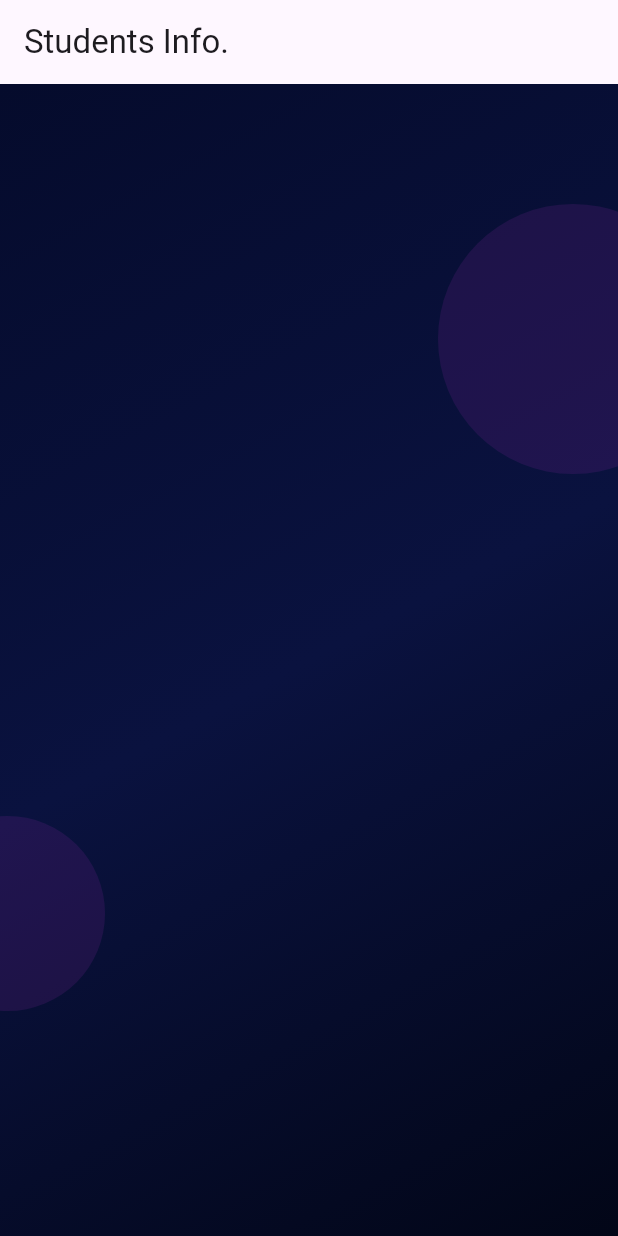
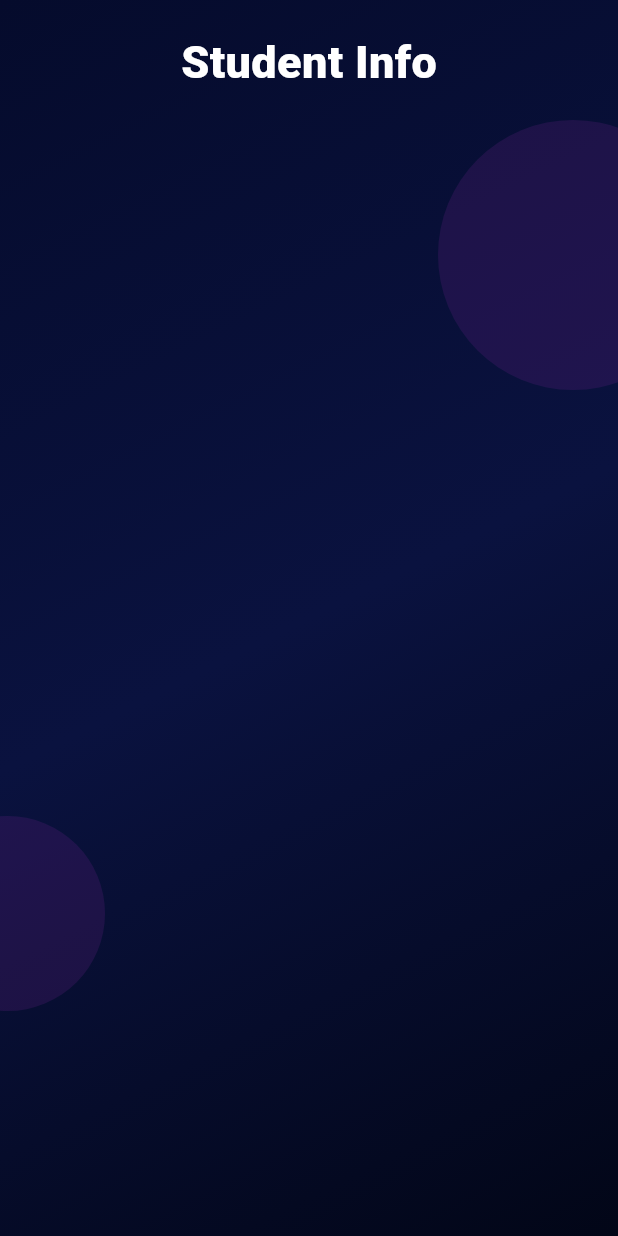
Before and after one commit to rokayaraka/module26-assignment, a Flutter app: the HomeScreen screen opened directly, on a phone screen of 412 x 824 dp. Run offline on Flutter 3.47's test engine with Material 3 defaults, Android fonts, the phone set to English and light mode, and no system bars; our stand-ins replace cloud_firestore, firebase_auth, firebase_core; accounts and stored records are empty.

Commit message:
student Info Shows

```diff
--- a/lib/presentation/screens/home_screen.dart
+++ b/lib/presentation/screens/home_screen.dart
@@ -1,6 +1,8 @@
 import 'package:flutter/material.dart';
+import 'package:cloud_firestore/cloud_firestore.dart';
 import 'package:module26assignment/presentation/widget/app_background_container.dart';
 import 'package:module26assignment/presentation/widget/circle_widget.dart';
+import 'package:module26assignment/presentation/widget/glass_card.dart';
 
 class HomeScreen extends StatefulWidget {
   const HomeScreen({super.key});
@@ -10,21 +12,77 @@ class HomeScreen extends StatefulWidget {
 }
 
 class _HomeScreenState extends State<HomeScreen> {
-final String _studentCollectionName = 'students';
+  final String _studentCollectionName = 'students';
 
   @override
   Widget build(BuildContext context) {
-    return Scaffold(
-      appBar: AppBar(
-        title: Text('Students Info.'),
-
-      ),
-      body: AppBackgroundContainer(
-        child: Stack(
-          children: [
+    return SafeArea(
+      child: Scaffold(
+        extendBodyBehindAppBar: true,
+        body: AppBackgroundContainer(
+          child: Stack(
+            children: [
               Positioned(top: 80, right: -60, child: circleWidget(180)),
               Positioned(bottom: 150, left: -60, child: circleWidget(130)),
-          ],
+              Padding(
+                padding: const EdgeInsets.symmetric(
+                  horizontal: 16,
+                  vertical: 12,
+                ),
+                child: Column(
+                  crossAxisAlignment: CrossAxisAlignment.center,
+                  children: [
+                    const SizedBox(height: 8),
+                    const Text(
+                      'Student Info',
+                      style: TextStyle(
+                        color: Colors.white,
+                        fontSize: 30,
+                        fontWeight: FontWeight.w800,
+                      ),
+                    ),
+
+                    const SizedBox(height: 20),
+                    Expanded(
+                      child: StreamBuilder<QuerySnapshot<Map<String, dynamic>>>(
+                        stream: FirebaseFirestore.instance
+                            .collection(_studentCollectionName)
+                            .snapshots(),
+                        builder: (context, snapshot) {
+                          if (snapshot.connectionState ==
+                              ConnectionState.waiting) {
+                            return const Center(
+                              child: CircularProgressIndicator(
+                                color: Colors.white,
+                              ),
+                            );
+                          }
+
+                          final docs = snapshot.data?.docs ?? [];
+                          return ListView.separated(
+                            physics: const BouncingScrollPhysics(),
+                            itemCount: docs.length,
+                            separatorBuilder: (_, _) =>
+                                const SizedBox(height: 16),
+                            itemBuilder: (context, index) {
+                              final data = docs[index].data();
+                              return GlassCard(
+                                name: data['name']?.toString() ?? 'Null',
+                                roll: data['roll']?.toString() ?? 'Null',
+                                course1: data['course1']?.toString() ?? '-',
+                                course2: data['course2']?.toString() ?? '-',
+                                course3: data['course3']?.toString() ?? '-',
+                              );
+                            },
+                          );
+                        },
+                      ),
+                    ),
+                  ],
+                ),
+              ),
+            ],
+          ),
         ),
       ),
     );
--- a/lib/presentation/widget/app_background_container.dart
+++ b/lib/presentation/widget/app_background_container.dart
@@ -3,7 +3,6 @@ import 'package:module26assignment/core/app_colors.dart';
 
 class AppBackgroundContainer extends StatelessWidget {
   final Widget? child;
-
   const AppBackgroundContainer({super.key, this.child});
 
   @override
--- a/pubspec.yaml
+++ b/pubspec.yaml
@@ -36,6 +36,7 @@ dependencies:
   cupertino_icons: ^1.0.8
   firebase_core: ^4.8.0
   firebase_auth: ^6.5.1
+  cloud_firestore: ^6.0.1
 
 dev_dependencies:
   flutter_test:
```
Also changed, not shown: lib/core/app_colors.dart (+8 -2 lines), lib/main.dart (+18 -5 lines), lib/presentation/screens/logIn_screen.dart (+4 -4 lines), lib/presentation/screens/signUp_screen.dart (+6 -6 lines), lib/presentation/widget/course_show_container.dart (added, +27 -0 lines), lib/presentation/widget/glass_card.dart (added, +100 -0 lines), lib/presentation/widget/roll_show_container.dart (added, +28 -0 lines), lib/presentation/widget/student_info.dart (deleted, +0 -38 lines), pubspec.lock, 3 other files.
